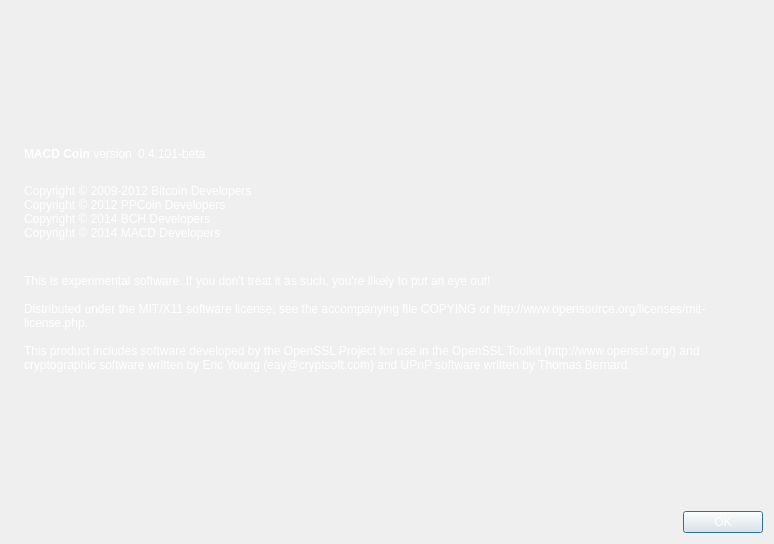
First picture: the form in src/qt/forms/aboutdialog.ui, repository KrvnoZrnce/MACDCoin, before the edit.
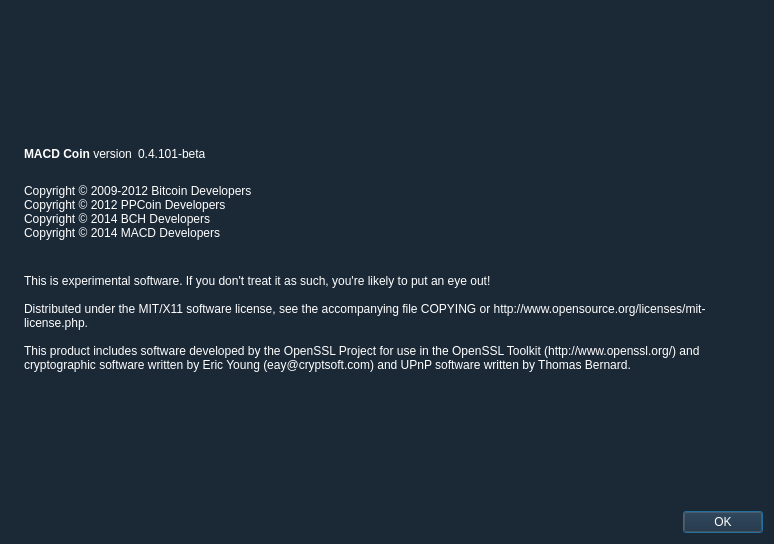
Second picture: the form after the edit. Icons and pictures are not drawn.

```diff
--- a/src/qt/forms/aboutdialog.ui
+++ b/src/qt/forms/aboutdialog.ui
@@ -13,6 +13,9 @@
   <property name="windowTitle">
    <string>About MACDCoin</string>
   </property>
+  <property name="styleSheet">
+   <string notr="true">background-color:rgb(27, 40, 54);</string>
+  </property>
   <layout class="QHBoxLayout" name="horizontalLayout_2">
    <item>
     <widget class="QLabel" name="label_4">
@@ -152,7 +155,7 @@
      <item>
       <widget class="QDialogButtonBox" name="buttonBox">
        <property name="autoFillBackground">
-        <bool>true</bool>
+        <bool>false</bool>
        </property>
        <property name="styleSheet">
         <string notr="true">color:white;</string>
```
